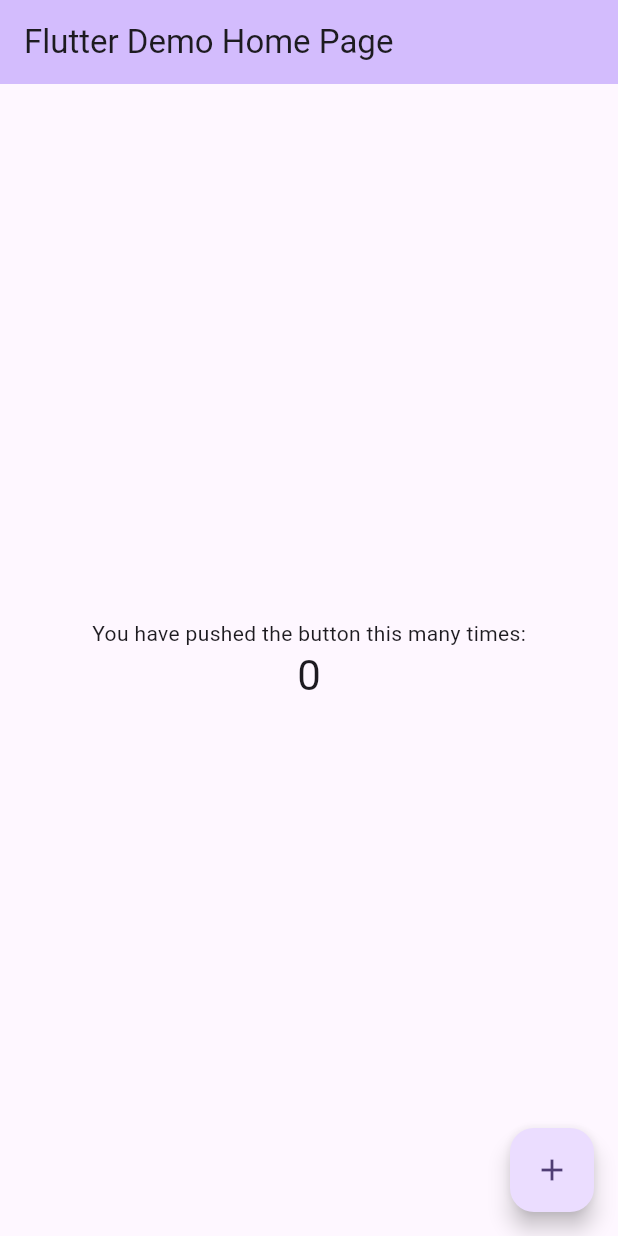
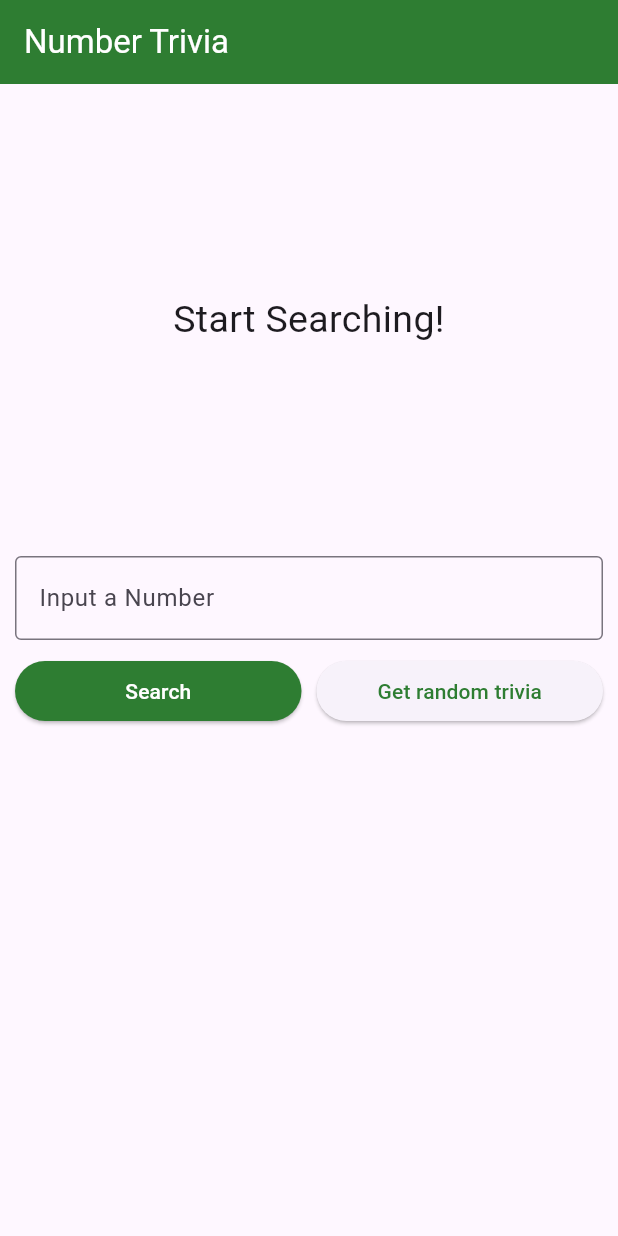
Before and after one commit to Johna210/flutter_practice, a Flutter app: the screen it shows after launch, on a phone screen of 412 x 824 dp. Run offline on Flutter 3.47's test engine with Material 3 defaults, Android fonts, the phone set to English and light mode, and no system bars; our stand-ins replace bloc, dartz, equatable, flutter_bloc, flutter_riverpod, freezed_annotation and 5 more.

Commit message:
Implemented presentation layer and completed full clean architecture

```diff
--- a/trivia/lib/features/number_trivia/data/repositories/number_trivia_repository_impl.dart
+++ b/trivia/lib/features/number_trivia/data/repositories/number_trivia_repository_impl.dart
@@ -37,6 +37,7 @@ class NumberTriviaRepositoryImpl implements NumberTriviaRepository {
       try {
         // store the result inside a variable and cache it locally
         final remoteTrivia = await getConcreteOrRandom();
+        print(remoteTrivia);
         await localDataSource.cacheNumberTrivia(remoteTrivia);
         return Right(remoteTrivia);
       } on ServerException {
--- /dev/null
+++ b/trivia/lib/features/number_trivia/presentation/pages/number_trivia_page.dart
@@ -0,0 +1,62 @@
+import 'package:flutter/material.dart';
+import 'package:flutter_bloc/flutter_bloc.dart';
+import 'package:trivia/features/number_trivia/presentation/bloc/number_trivia_bloc.dart';
+import 'package:trivia/injection_container.dart';
+
+import '../widgets/widgets.dart';
+
+class NumberTriviaPage extends StatelessWidget {
+  const NumberTriviaPage({super.key});
+
+  @override
+  Widget build(BuildContext context) {
+    return Scaffold(
+      appBar: AppBar(
+        title: const Text('Number Trivia'),
+        backgroundColor: Theme.of(context).primaryColor,
+        foregroundColor: Colors.white,
+      ),
+      body: SingleChildScrollView(child: buildBody(context)),
+    );
+  }
+
+  BlocProvider<NumberTriviaBloc> buildBody(BuildContext context) {
+    return BlocProvider(
+      create: (_) => sl<NumberTriviaBloc>(),
+      child: Center(
+        child: Padding(
+          padding: const EdgeInsets.all(10.0),
+          child: Column(children: [
+            const SizedBox(
+              height: 10,
+            ),
+            // Top Half
+            BlocBuilder<NumberTriviaBloc, NumberTriviaState>(
+              builder: (context, state) {
+                if (state is NumberTriviaInitial) {
+                  return const MessageDisplay(
+                    message: 'Start Searching!',
+                  );
+                } else if (state is NumberTriviaErrorState) {
+                  return MessageDisplay(message: state.message);
+                } else if (state is NumberTriviaLoadingState) {
+                  return const LoadingWidget();
+                } else if (state is NumberTriviaLoadedState) {
+                  return TriviaDisplay(trivia: state.trivia);
+                } else {
+                  return Container();
+                }
+              },
+            ),
+
+            const SizedBox(
+              height: 20,
+            ),
+            // Bottom Half
+            const TriviaControl()
+          ]),
+        ),
+      ),
+    );
+  }
+}
--- /dev/null
+++ b/trivia/lib/features/number_trivia/presentation/widgets/message_display.dart
@@ -0,0 +1,22 @@
+import 'package:flutter/material.dart';
+
+class MessageDisplay extends StatelessWidget {
+  final String message;
+  const MessageDisplay({super.key, required this.message});
+
+  @override
+  Widget build(BuildContext context) {
+    return SizedBox(
+      height: MediaQuery.of(context).size.height / 3,
+      child: Center(
+        child: SingleChildScrollView(
+          child: Text(
+            message,
+            style: const TextStyle(fontSize: 25),
+            textAlign: TextAlign.center,
+          ),
+        ),
+      ),
+    );
+  }
+}
--- /dev/null
+++ b/trivia/lib/features/number_trivia/presentation/widgets/trivia_control.dart
@@ -0,0 +1,77 @@
+import 'package:flutter/material.dart';
+import 'package:flutter_bloc/flutter_bloc.dart';
+import 'package:trivia/features/number_trivia/presentation/bloc/number_trivia_bloc.dart';
+
+class TriviaControl extends StatefulWidget {
+  const TriviaControl({
+    super.key,
+  });
+
+  @override
+  State<TriviaControl> createState() => _TriviaControlState();
+}
+
+class _TriviaControlState extends State<TriviaControl> {
+  final controller = TextEditingController();
+  late String inputStr;
+
+  @override
+  Widget build(BuildContext context) {
+    return Column(
+      children: [
+        // Text Field
+        TextField(
+          controller: controller,
+          keyboardType: TextInputType.number,
+          decoration: const InputDecoration(
+              border: OutlineInputBorder(), hintText: 'Input a Number'),
+          onChanged: (value) {
+            inputStr = value;
+          },
+        ),
+        const SizedBox(
+          height: 10,
+        ),
+        // Buttons
+        Row(
+          children: [
+            Expanded(
+              child: ElevatedButton(
+                onPressed: addConcrete,
+                style: ElevatedButton.styleFrom(
+                    backgroundColor: Colors.green[800],
+                    foregroundColor: Colors.white),
+                child: const Text('Search'),
+              ),
+            ),
+            const SizedBox(
+              width: 10,
+            ),
+            Expanded(
+              child: ElevatedButton(
+                onPressed: addRandom,
+                style: ElevatedButton.styleFrom(
+                  foregroundColor: Colors.green[800],
+                ),
+                child: const Text('Get random trivia'),
+              ),
+            ),
+          ],
+        )
+      ],
+    );
+  }
+
+  void addConcrete() {
+    controller.clear();
+    BlocProvider.of<NumberTriviaBloc>(context).add(
+      GetTriviaForConcreteNumber(inputStr),
+    );
+  }
+
+  void addRandom() {
+    BlocProvider.of<NumberTriviaBloc>(context).add(
+      GetTriviaForRandomNumber(),
+    );
+  }
+}
--- /dev/null
+++ b/trivia/lib/features/number_trivia/presentation/widgets/widgets.dart
@@ -0,0 +1,4 @@
+export 'loading_widget.dart';
+export 'message_display.dart';
+export 'trivia_display.dart';
+export 'trivia_control.dart';
--- a/trivia/lib/main.dart
+++ b/trivia/lib/main.dart
@@ -1,125 +1,23 @@
 import 'package:flutter/material.dart';
+import 'package:trivia/features/number_trivia/presentation/pages/number_trivia_page.dart';
+import 'injection_container.dart' as di;
 
-void main() {
+void main() async {
+  await di.init();
   runApp(const MyApp());
 }
 
 class MyApp extends StatelessWidget {
   const MyApp({super.key});
 
-  // This widget is the root of your application.
   @override
   Widget build(BuildContext context) {
     return MaterialApp(
-      title: 'Flutter Demo',
+      title: 'TDD Clean Architecture',
       theme: ThemeData(
-        // This is the theme of your application.
-        //
-        // TRY THIS: Try running your application with "flutter run". You'll see
-        // the application has a purple toolbar. Then, without quitting the app,
-        // try changing the seedColor in the colorScheme below to Colors.green
-        // and then invoke "hot reload" (save your changes or press the "hot
-        // reload" button in a Flutter-supported IDE, or press "r" if you used
-        // the command line to start the app).
-        //
-        // Notice that the counter didn't reset back to zero; the application
-        // state is not lost during the reload. To reset the state, use hot
-        // restart instead.
-        //
-        // This works for code too, not just values: Most code changes can be
-        // tested with just a hot reload.
-        colorScheme: ColorScheme.fromSeed(seedColor: Colors.deepPurple),
-        useMaterial3: true,
+        primaryColor: Colors.green[800],
       ),
-      home: const MyHomePage(title: 'Flutter Demo Home Page'),
+      home: const NumberTriviaPage(),
     );
   }
 }
-
-class MyHomePage extends StatefulWidget {
-  const MyHomePage({super.key, required this.title});
-
-  // This widget is the home page of your application. It is stateful, meaning
-  // that it has a State object (defined below) that contains fields that affect
-  // how it looks.
-
-  // This class is the configuration for the state. It holds the values (in this
-  // case the title) provided by the parent (in this case the App widget) and
-  // used by the build method of the State. Fields in a Widget subclass are
-  // always marked "final".
-
-  final String title;
-
-  @override
-  State<MyHomePage> createState() => _MyHomePageState();
-}
-
-class _MyHomePageState extends State<MyHomePage> {
-  int _counter = 0;
-
-  void _incrementCounter() {
-    setState(() {
-      // This call to setState tells the Flutter framework that something has
-      // changed in this State, which causes it to rerun the build method below
-      // so that the display can reflect the updated values. If we changed
-      // _counter without calling setState(), then the build method would not be
-      // called again, and so nothing would appear to happen.
-      _counter++;
-    });
-  }
-
-  @override
-  Widget build(BuildContext context) {
-    // This method is rerun every time setState is called, for instance as done
-    // by the _incrementCounter method above.
-    //
-    // The Flutter framework has been optimized to make rerunning build methods
-    // fast, so that you can just rebuild anything that needs updating rather
-    // than having to individually change instances of widgets.
-    return Scaffold(
-      appBar: AppBar(
-        // TRY THIS: Try changing the color here to a specific color (to
-        // Colors.amber, perhaps?) and trigger a hot reload to see the AppBar
-        // change color while the other colors stay the same.
-        backgroundColor: Theme.of(context).colorScheme.inversePrimary,
-        // Here we take the value from the MyHomePage object that was created by
-        // the App.build method, and use it to set our appbar title.
-        title: Text(widget.title),
-      ),
-      body: Center(
-        // Center is a layout widget. It takes a single child and positions it
-        // in the middle of the parent.
-        child: Column(
-          // Column is also a layout widget. It takes a list of children and
-          // arranges them vertically. By default, it sizes itself to fit its
-          // children horizontally, and tries to be as tall as its parent.
-          //
-          // Column has various properties to control how it sizes itself and
-          // how it positions its children. Here we use mainAxisAlignment to
-          // center the children vertically; the main axis here is the vertical
-          // axis because Columns are vertical (the cross axis would be
-          // horizontal).
-          //
-          // TRY THIS: Invoke "debug painting" (choose the "Toggle Debug Paint"
-          // action in the IDE, or press "p" in the console), to see the
-          // wireframe for each widget.
-          mainAxisAlignment: MainAxisAlignment.center,
-          children: <Widget>[
-            const Text(
-              'You have pushed the button this many times:',
-            ),
-            Text(
-              '$_counter',
-              style: Theme.of(context).textTheme.headlineMedium,
-            ),
-          ],
-        ),
-      ),
-      floatingActionButton: FloatingActionButton(
-        onPressed: _incrementCounter,
-        tooltip: 'Increment',
-        child: const Icon(Icons.add),
-      ), // This trailing comma makes auto-formatting nicer for build methods.
-    );
-  }
-}
```
Also changed, not shown: trivia/lib/features/number_trivia/presentation/bloc/number_trivia_bloc.dart (+10 -13 lines), trivia/lib/features/number_trivia/presentation/widgets/loading_widget.dart (added, +15 -0 lines), trivia/lib/features/number_trivia/presentation/widgets/trivia_display.dart (added, +33 -0 lines), trivia/lib/injection_container.dart (added, +62 -0 lines), 1 other file.
